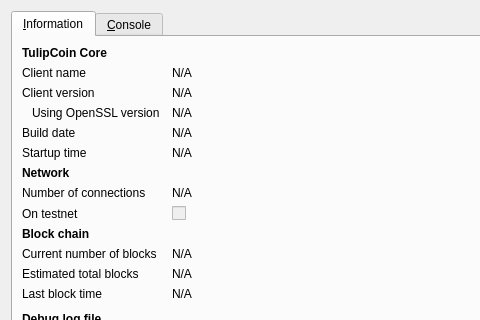
First picture: the form in src/qt/forms/rpcconsole.ui, repository yx79/poscoin, before the edit; both pictures show x 0 to 480 and y 0 to 320 of the 740 by 450 pixel window.
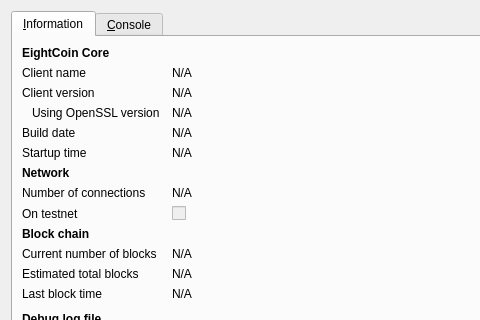
Second picture: the form after the edit. Icons and pictures are not drawn.

```diff
--- a/src/qt/forms/rpcconsole.ui
+++ b/src/qt/forms/rpcconsole.ui
@@ -36,7 +36,7 @@
           </font>
          </property>
          <property name="text">
-          <string>TulipCoin Core</string>
+          <string>EightCoin Core</string>
          </property>
         </widget>
        </item>
```
Left out of the diff: 6 changed lines with no effect on the pictures.
